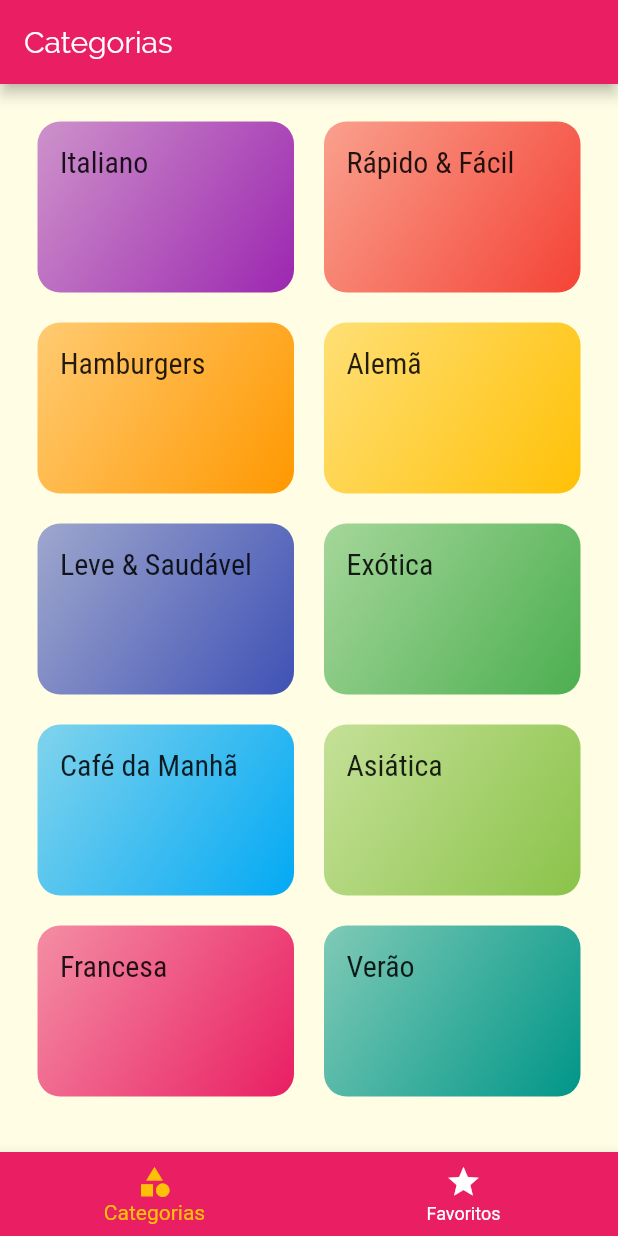
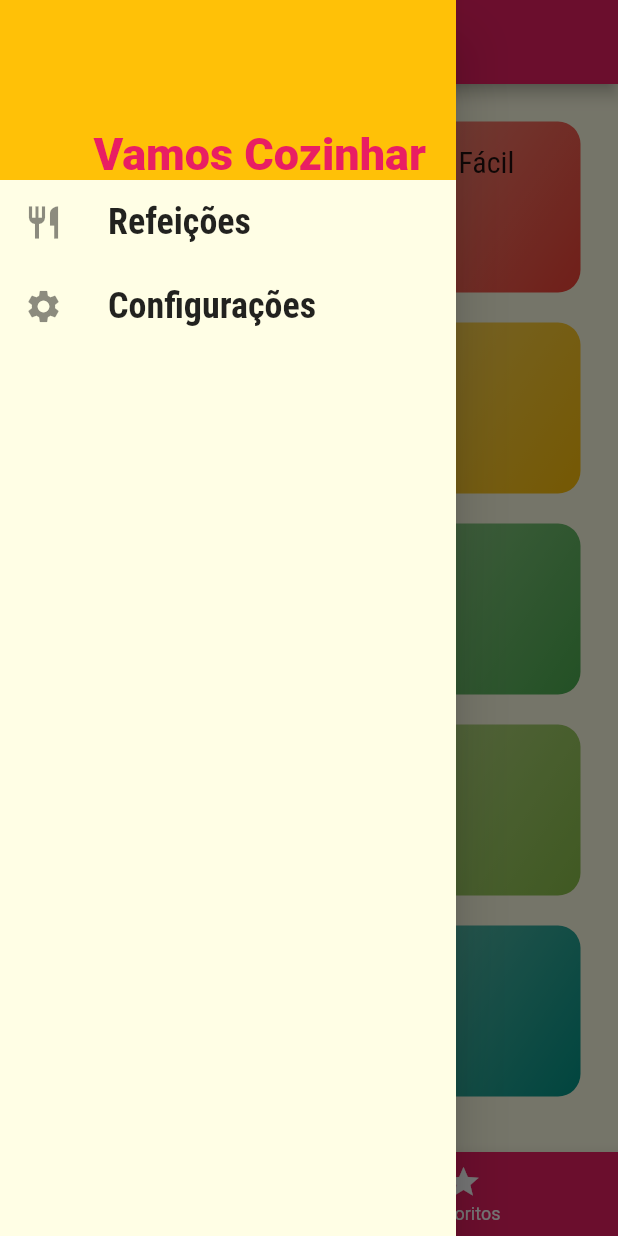
Before and after one commit to Luccasoli/meals_flutter, a Flutter app: the screen it shows after launch, with the side drawer open (before the commit the screen has no drawer), on a phone screen of 412 x 824 dp. Run offline on Flutter 3.47's test engine with Material 2 defaults, Android fonts, the phone set to English and light mode, and no system bars.

Commit message:
starting with drawer

```diff
--- /dev/null
+++ b/lib/components/main_drawer.dart
@@ -0,0 +1,61 @@
+import 'package:flutter/material.dart';
+import 'package:meals_flutter/utils/constants.dart';
+
+class MainDrawer extends StatelessWidget {
+  Widget _createItem(IconData icon, String label) {
+    return ListTile(
+      leading: Icon(
+        icon,
+        size: 26,
+      ),
+      title: Text(
+        label,
+        style: TextStyle(
+          fontFamily: Constants.titleFontFamily,
+          fontSize: 24,
+          fontWeight: FontWeight.bold,
+        ),
+      ),
+      onTap: () {},
+    );
+  }
+
+  @override
+  Widget build(BuildContext context) {
+    final theme = Theme.of(context);
+    final statusBarHeight = MediaQuery.of(context).padding.top;
+
+    return Drawer(
+      child: Column(
+        children: <Widget>[
+          Container(
+            height: 120,
+            width: double.infinity,
+            padding: EdgeInsets.symmetric(
+              vertical: statusBarHeight,
+              horizontal: 20,
+            ),
+            color: theme.accentColor,
+            alignment: Alignment.bottomRight,
+            child: Text(
+              'Vamos Cozinhar',
+              style: TextStyle(
+                fontWeight: FontWeight.w900,
+                fontSize: 30,
+                color: theme.primaryColor,
+              ),
+            ),
+          ),
+          _createItem(
+            Icons.restaurant,
+            'Refeições',
+          ),
+          _createItem(
+            Icons.settings,
+            'Configurações',
+          ),
+        ],
+      ),
+    );
+  }
+}
--- a/lib/screens/tabs_screen.dart
+++ b/lib/screens/tabs_screen.dart
@@ -1,4 +1,5 @@
 import 'package:flutter/material.dart';
+import 'package:meals_flutter/components/main_drawer.dart';
 import 'package:meals_flutter/screens/categories_screen.dart';
 import 'package:meals_flutter/screens/favorite_screen.dart';
 
@@ -23,6 +24,7 @@ class _TabsScreenState extends State<TabsScreen> {
   @override
   Widget build(BuildContext context) {
     return Scaffold(
+      drawer: MainDrawer(),
       appBar: AppBar(
         title: Text(_screens[_selectedScreenIndex]['title']),
       ),
```
